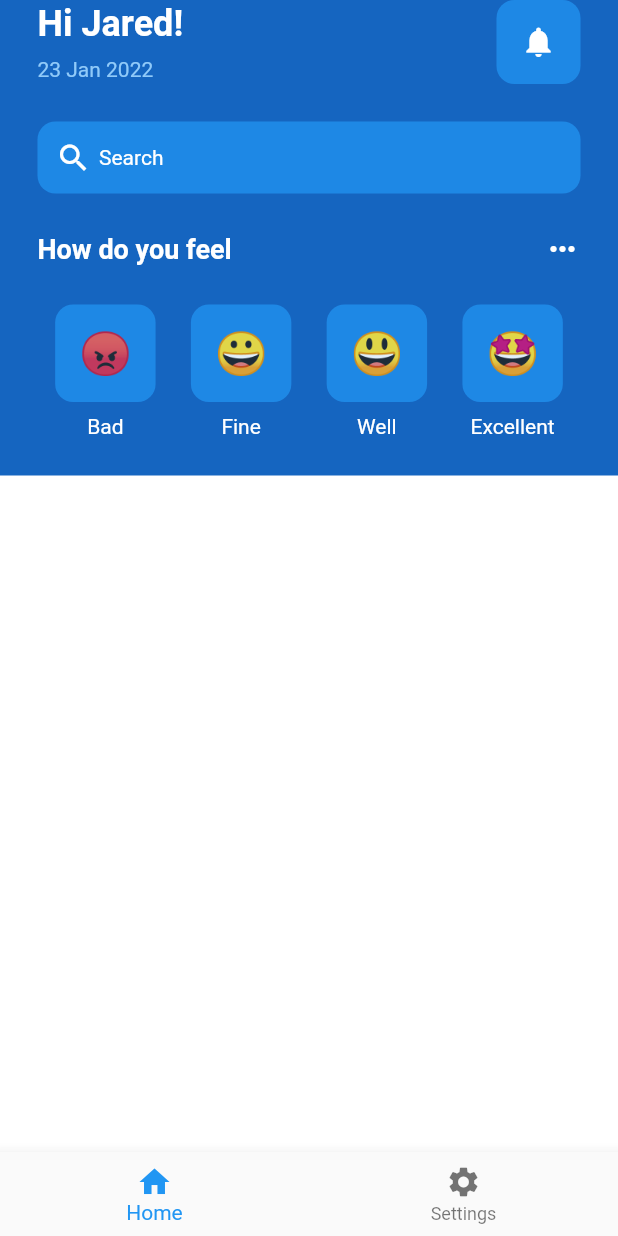
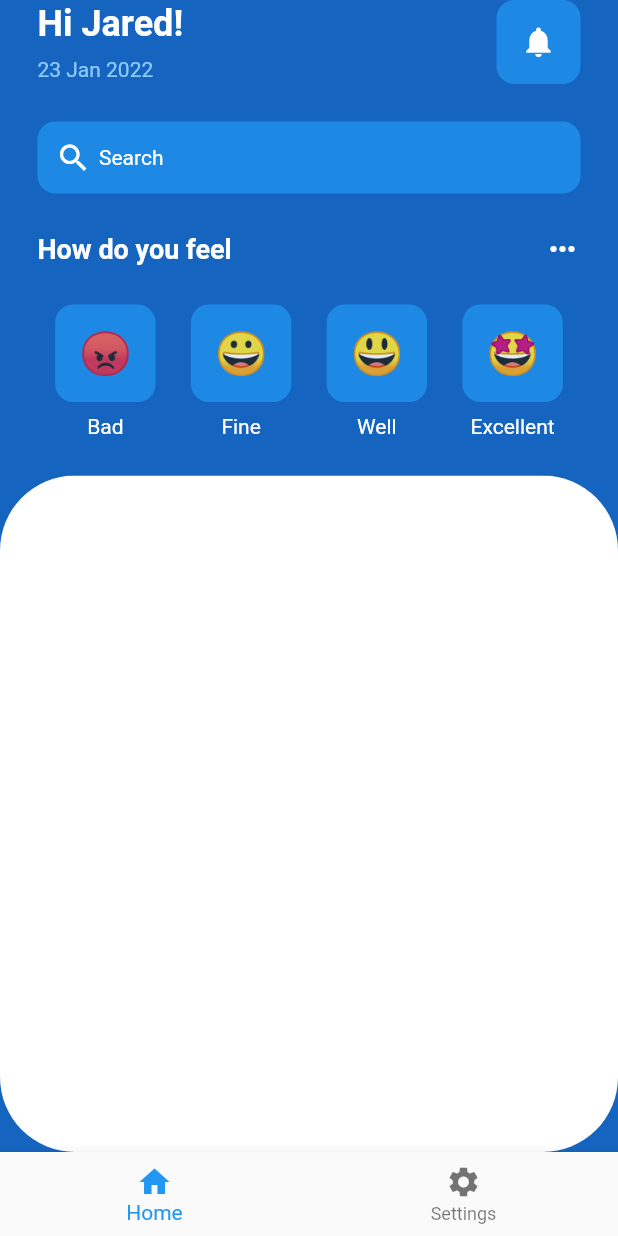
Before and after one commit to mrojasb2000/flutter_demo, a Flutter app: the screen it shows after launch, on a phone screen of 412 x 824 dp. Run offline on Flutter 3.47's test engine with Material 2 defaults, Android fonts, the phone set to English and light mode, and no system bars.

Commit message:
chore: add style main block

```diff
--- a/lib/pages/home_page.dart
+++ b/lib/pages/home_page.dart
@@ -189,7 +189,10 @@ class _HomePageState extends State<HomePage> {
               ),
               // White block
               Expanded(
-                child: Container(color: Colors.white),
+                child: ClipRRect(
+                  borderRadius: BorderRadius.circular(50),
+                  child: Container(color: Colors.white),
+                ),
               ),
             ],
           ),
```
